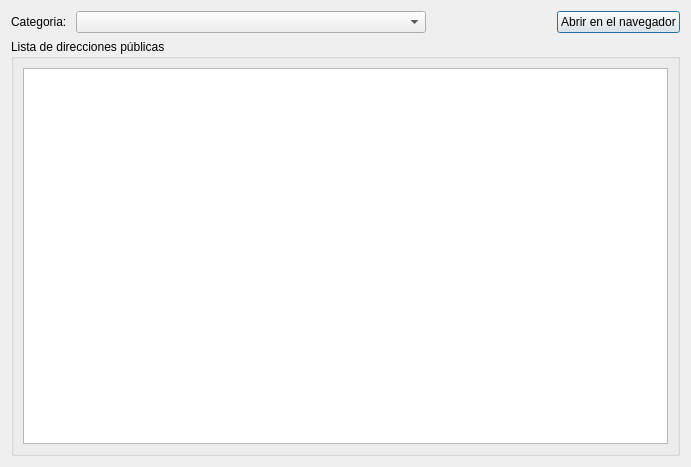
Above: publicurldialog.ui from lincolningaroca/swxApp before the change. Below: the same form after it.
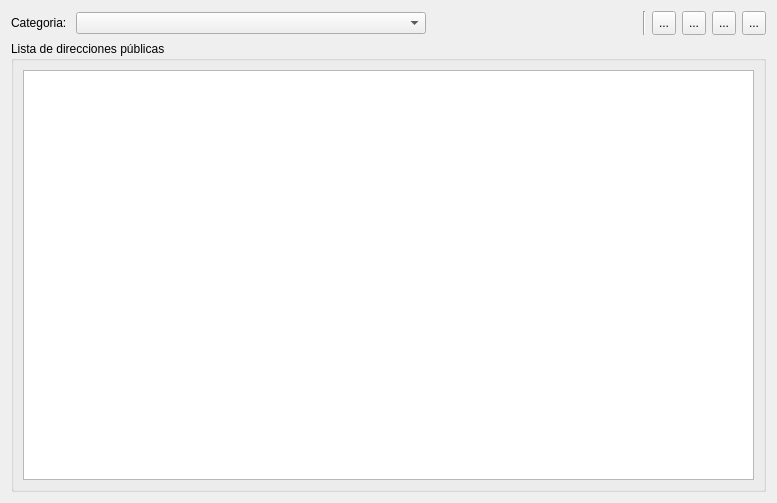
That is the form after the change.

Commit message: New features on publicurldialog

```diff
--- a/publicurldialog.ui
+++ b/publicurldialog.ui
@@ -6,8 +6,8 @@
    <rect>
     <x>0</x>
     <y>0</y>
-    <width>691</width>
-    <height>467</height>
+    <width>777</width>
+    <height>503</height>
    </rect>
   </property>
   <property name="windowTitle">
@@ -65,10 +65,134 @@
       </spacer>
      </item>
      <item>
-      <widget class="QPushButton" name="openPushButton">
+      <widget class="Line" name="line_2">
+       <property name="orientation">
+        <enum>Qt::Orientation::Vertical</enum>
+       </property>
+      </widget>
+     </item>
+     <item>
+      <widget class="QToolButton" name="newToolButton">
+       <property name="minimumSize">
+        <size>
+         <width>0</width>
+         <height>24</height>
+        </size>
+       </property>
+       <property name="maximumSize">
+        <size>
+         <width>16777215</width>
+         <height>24</height>
+        </size>
+       </property>
+       <property name="toolTip">
+        <string>Agregar url</string>
+       </property>
        <property name="text">
+        <string>...</string>
+       </property>
+       <property name="iconSize">
+        <size>
+         <width>24</width>
+         <height>24</height>
+        </size>
+       </property>
+       <property name="autoRaise">
+        <bool>false</bool>
+       </property>
+      </widget>
+     </item>
+     <item>
+      <widget class="QToolButton" name="editToolButton">
+       <property name="minimumSize">
+        <size>
+         <width>0</width>
+         <height>24</height>
+        </size>
+       </property>
+       <property name="maximumSize">
+        <size>
+         <width>16777215</width>
+         <height>24</height>
+        </size>
+       </property>
+       <property name="toolTip">
+        <string>Editar url</string>
+       </property>
+       <property name="text">
+        <string>...</string>
+       </property>
+       <property name="iconSize">
+        <size>
+         <width>24</width>
+         <height>24</height>
+        </size>
+       </property>
+       <property name="autoRaise">
+        <bool>false</bool>
+       </property>
+      </widget>
+     </item>
+     <item>
+      <widget class="QToolButton" name="quitarToolButton">
+       <property name="minimumSize">
+        <size>
+         <width>0</width>
+         <height>24</height>
+        </size>
+       </property>
+       <property name="maximumSize">
+        <size>
+         <width>16777215</width>
+         <height>24</height>
+        </size>
+       </property>
+       <property name="toolTip">
+        <string>Eliminar url</string>
+       </property>
+       <property name="text">
+        <string>...</string>
+       </property>
+       <property name="iconSize">
+        <size>
+         <width>24</width>
+         <height>24</height>
+        </size>
+       </property>
+       <property name="autoRaise">
+        <bool>false</bool>
+       </property>
+      </widget>
+     </item>
+     <item>
+      <widget class="QToolButton" name="openPushButton">
+       <property name="minimumSize">
+        <size>
+         <width>0</width>
+         <height>24</height>
+        </size>
+       </property>
+       <property name="maximumSize">
+        <size>
+         <width>16777215</width>
+         <height>24</height>
+        </size>
+       </property>
+       <property name="toolTip">
         <string>Abrir en el navegador</string>
        </property>
+       <property name="text">
+        <string>...</string>
+       </property>
+       <property name="iconSize">
+        <size>
+         <width>24</width>
+         <height>24</height>
+        </size>
+       </property>
+       <property name="autoRaise">
+        <bool>false</bool>
+       </property>
       </widget>
      </item>
     </layout>
```
Left out of the diff: 4 changed lines with no effect on the pictures. The commit also changes 12 other files.
